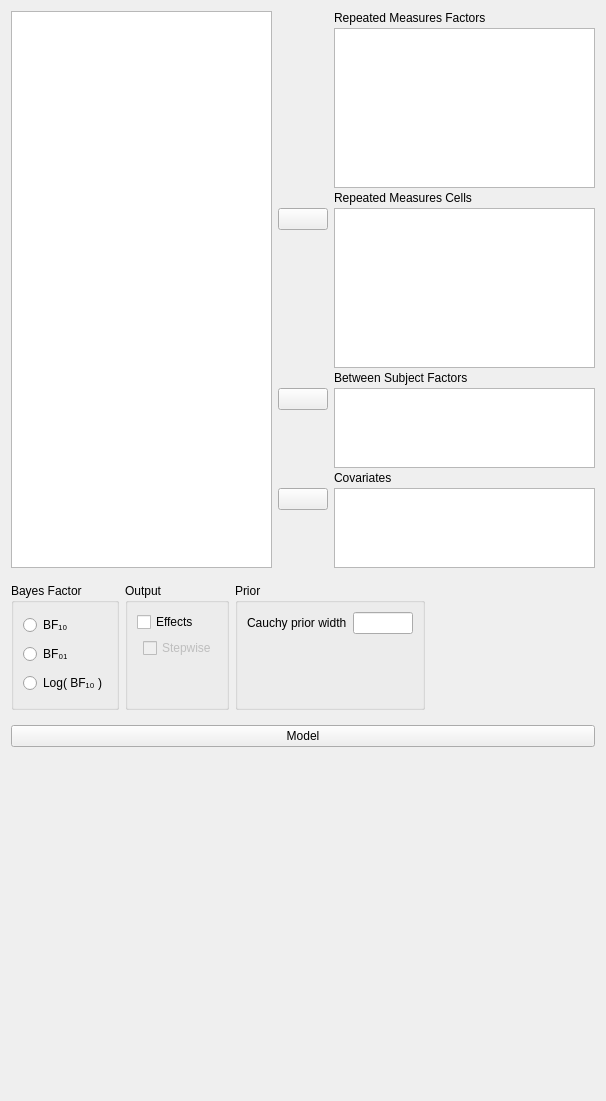
Before: the Qt Designer form JASP-Desktop/analysisforms/anovarepeatedmeasuresbayesianform.ui in jasp-stats/jasp-desktop, drawn with Qt 5.
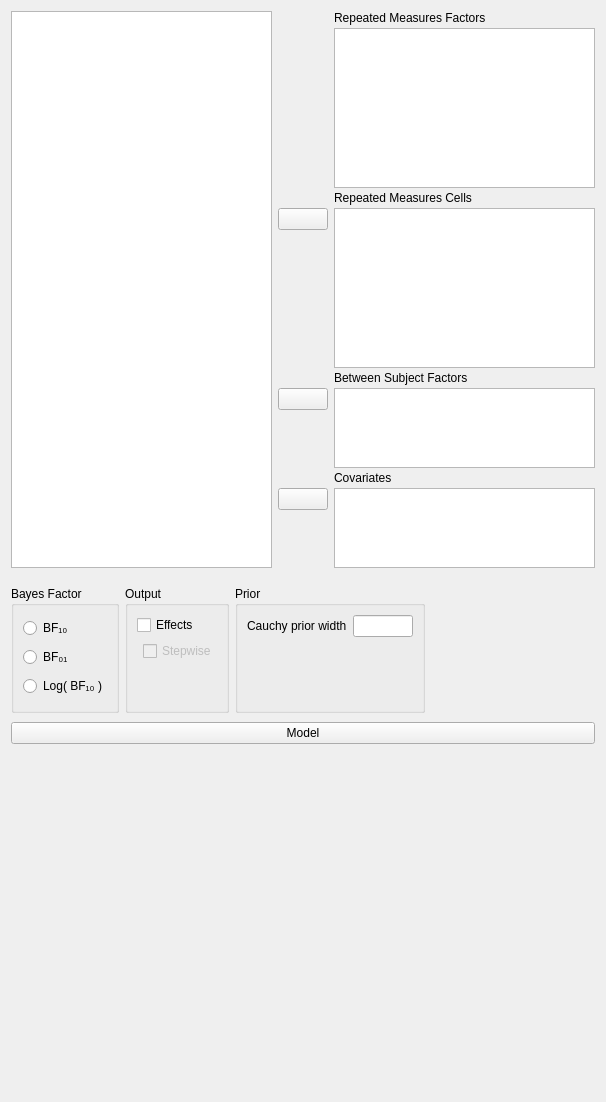
After: the same form once the commit is applied. Custom widgets are drawn as their Qt base class.

```diff
--- a/JASP-Desktop/analysisforms/anovarepeatedmeasuresbayesianform.ui
+++ b/JASP-Desktop/analysisforms/anovarepeatedmeasuresbayesianform.ui
@@ -7,7 +7,7 @@
     <x>0</x>
     <y>0</y>
     <width>606</width>
-    <height>1101</height>
+    <height>1102</height>
    </rect>
   </property>
   <property name="sizePolicy">
@@ -20,6 +20,9 @@
    <string>Form</string>
   </property>
   <layout class="QVBoxLayout" name="verticalLayout">
+   <property name="spacing">
+    <number>0</number>
+   </property>
    <item>
     <widget class="QWidget" name="topWidget" native="true">
      <property name="sizePolicy">
@@ -38,9 +41,6 @@
       <property name="rightMargin">
        <number>0</number>
       </property>
-      <property name="bottomMargin">
-       <number>0</number>
-      </property>
       <property name="verticalSpacing">
        <number>3</number>
       </property>
@@ -571,7 +571,7 @@
        <number>0</number>
       </property>
       <property name="bottomMargin">
-       <number>0</number>
+       <number>3</number>
       </property>
       <item row="1" column="0">
        <widget class="QWidget" name="containerModel" native="true">
```
